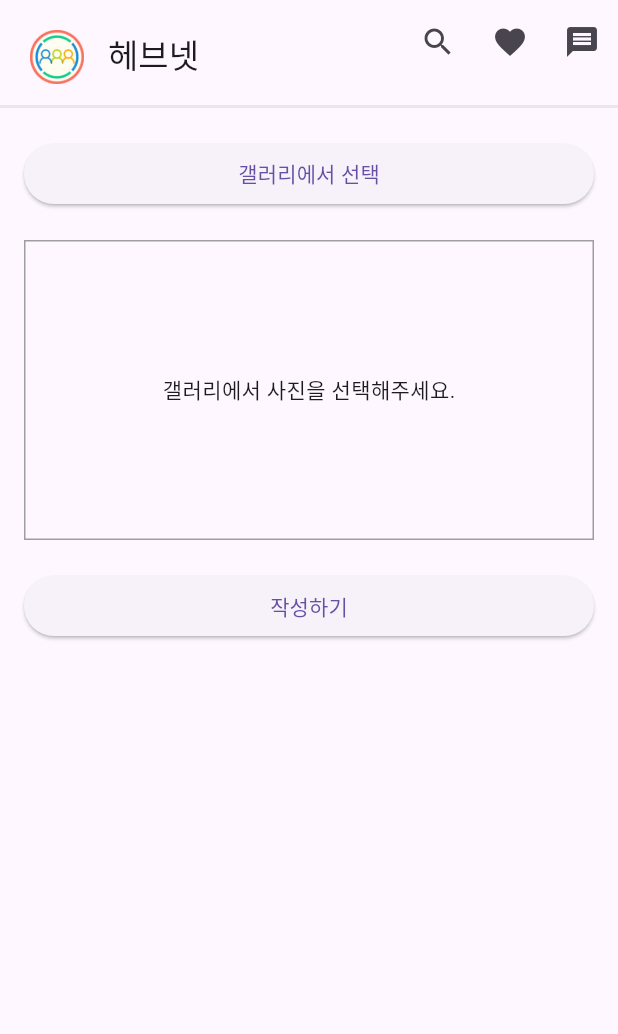
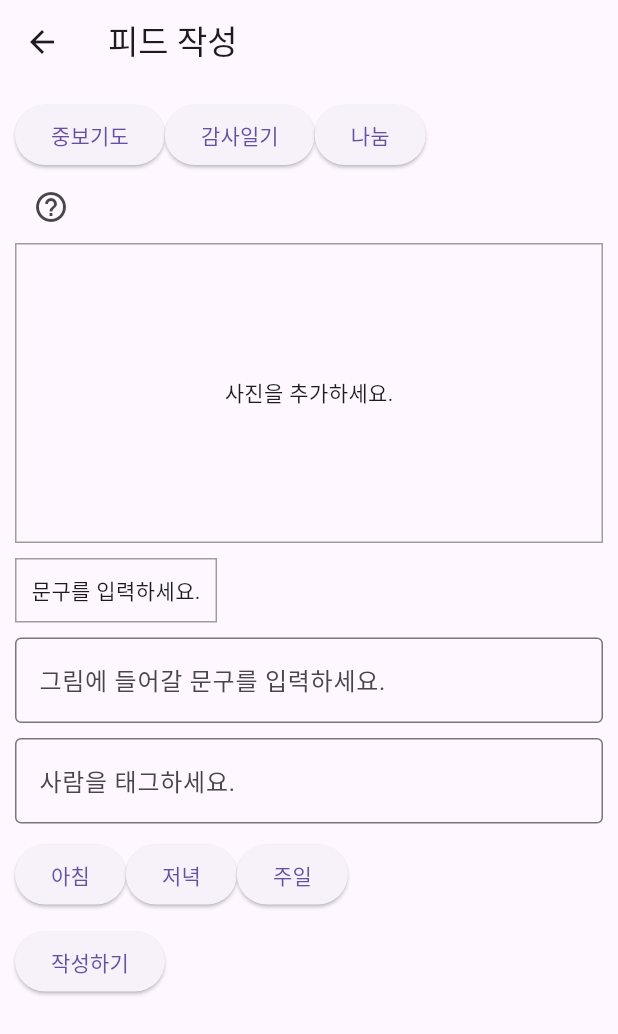
Before and after one commit to BJS0826/2024SNSPJT, a Flutter app: the CreateFeedPage screen opened directly, after a tap on "작성하기", on a phone screen of 412 x 824 dp. Shown: the top 1034 px of the screen. Run offline on Flutter 3.47's test engine with Material 3 defaults, Android fonts, the phone set to English and light mode, and no system bars; our stand-ins replace cloud_firestore, firebase_auth, firebase_core, image_picker; accounts and stored records are empty.

Commit message:
240116 2038 commit by BJS

```diff
--- a/lib/botnav/createfeed.dart
+++ b/lib/botnav/createfeed.dart
@@ -1,6 +1,7 @@
 import 'dart:io';
 import 'package:flutter/material.dart';
 import 'package:image_picker/image_picker.dart';
+import 'package:christian_sns/botnav/feeddetail.dart';
 
 class CreateFeedPage extends StatefulWidget {
   @override
@@ -10,6 +11,7 @@ class CreateFeedPage extends StatefulWidget {
 class _CreateFeedPageState extends State<CreateFeedPage> {
   String feedContent = '';
   File? selectedImage;
+  File? selectedBackgroundImage;
 
   Future<void> getImageFromGallery() async {
     final picker = ImagePicker();
@@ -19,6 +21,24 @@ class _CreateFeedPageState extends State<CreateFeedPage> {
         selectedImage = File(pickedImage.path);
       });
     }
+  }
+
+  Future<void> getBackgroundImageFromGallery() async {
+    final picker = ImagePicker();
+    final pickedImage = await picker.pickImage(source: ImageSource.gallery);
+    if (pickedImage != null) {
+      setState(() {
+        selectedBackgroundImage = File(pickedImage.path);
+      });
+    }
+  }
+
+  void navigateToFeedDetailPage() {
+    // FeedDetailPage로 이동하는 코드 작성
+    Navigator.push(
+      context,
+      MaterialPageRoute(builder: (context) => FeedDetailPage()),
+    );
   }
 
   @override
@@ -84,6 +104,14 @@ class _CreateFeedPageState extends State<CreateFeedPage> {
               child: Text('갤러리에서 선택'),
             ),
             SizedBox(height: 20),
+            ElevatedButton(
+              onPressed: () {
+                // "배경화면 선택" 버튼 동작
+                getBackgroundImageFromGallery();
+              },
+              child: Text('배경화면 선택'),
+            ),
+            SizedBox(height: 20),
             GestureDetector(
               onTap: () {
                 // 선택된 이미지 확대/축소 동작
@@ -108,6 +136,7 @@ class _CreateFeedPageState extends State<CreateFeedPage> {
               onPressed: () {
                 // 피드 작성 버튼 동작
                 // 피드 내용과 함께 작성된 피드를 서버에 전송하거나 다른 동작을 수행할 수 있습니다.
+                navigateToFeedDetailPage();
               },
               child: Text('작성하기'),
             ),
--- /dev/null
+++ b/lib/botnav/feeddetail.dart
@@ -0,0 +1,172 @@
+import 'package:flutter/material.dart';
+
+class FeedDetailPage extends StatefulWidget {
+  @override
+  _FeedDetailPageState createState() => _FeedDetailPageState();
+}
+
+class _FeedDetailPageState extends State<FeedDetailPage> {
+  String selectedCategory = '';
+  String selectedHashTag = '';
+
+  @override
+  Widget build(BuildContext context) {
+    return Scaffold(
+      appBar: AppBar(
+        title: Text('피드 작성'),
+      ),
+      body: SingleChildScrollView(
+        child: Padding(
+          padding: EdgeInsets.all(10.0),
+          child: Column(
+            mainAxisAlignment: MainAxisAlignment.start,
+            crossAxisAlignment: CrossAxisAlignment.start,
+            children: <Widget>[
+              Row(
+                children: [
+                  ElevatedButton(
+                    onPressed: () {
+                      setState(() {
+                        selectedCategory = '중보기도';
+                      });
+                    },
+                    child: Text('중보기도'),
+                    style: ElevatedButton.styleFrom(
+                      primary: selectedCategory == '중보기도' ? Colors.blue : null,
+                    ),
+                  ),
+                  ElevatedButton(
+                    onPressed: () {
+                      setState(() {
+                        selectedCategory = '감사일기';
+                      });
+                    },
+                    child: Text('감사일기'),
+                    style: ElevatedButton.styleFrom(
+                      primary: selectedCategory == '감사일기' ? Colors.blue : null,
+                    ),
+                  ),
+                  ElevatedButton(
+                    onPressed: () {
+                      setState(() {
+                        selectedCategory = '나눔';
+                      });
+                    },
+                    child: Text('나눔'),
+                    style: ElevatedButton.styleFrom(
+                      primary: selectedCategory == '나눔' ? Colors.blue : null,
+                    ),
+                  ),
+                ],
+              ),
+              IconButton(
+                icon: Icon(Icons.help_outline),
+                onPressed: () {},
+              ),
+              Container(
+                width: double.infinity,
+                height: 200.0,
+                decoration: BoxDecoration(
+                  border: Border.all(color: Colors.grey),
+                ),
+                child: Center(child: Text('사진을 추가하세요.')),
+              ),
+              SizedBox(height: 10.0),
+              GestureDetector(
+                onTap: () {
+                  Navigator.push(
+                    context,
+                    MaterialPageRoute(builder: (context) => NewTextPage()),
+                  );
+                },
+                child: Container(
+                  padding: EdgeInsets.all(10.0),
+                  decoration: BoxDecoration(
+                    border: Border.all(color: Colors.grey),
+                  ),
+                  child: Text('문구를 입력하세요.'),
+                ),
+              ),
+              SizedBox(height: 10.0),
+              TextField(
+                decoration: InputDecoration(
+                  border: OutlineInputBorder(),
+                  hintText: '그림에 들어갈 문구를 입력하세요.',
+                ),
+              ),
+              SizedBox(height: 10.0),
+              TextField(
+                decoration: InputDecoration(
+                  border: OutlineInputBorder(),
+                  hintText: '사람을 태그하세요.',
+                ),
+              ),
+              SizedBox(height: 10.0),
+              Row(
+                children: [
+                  ElevatedButton(
+                    onPressed: () {
+                      setState(() {
+                        selectedHashTag = '아침';
+                      });
+                    },
+                    child: Text('아침'),
+                    style: ElevatedButton.styleFrom(
+                      primary: selectedHashTag == '아침' ? Colors.blue : null,
+                    ),
+                  ),
+                  ElevatedButton(
+                    onPressed: () {
+                      setState(() {
+                        selectedHashTag = '저녁';
+                      });
+                    },
+                    child: Text('저녁'),
+                    style: ElevatedButton.styleFrom(
+                      primary: selectedHashTag == '저녁' ? Colors.blue : null,
+                    ),
+                  ),
+                  ElevatedButton(
+                    onPressed: () {
+                      setState(() {
+                        selectedHashTag = '주일';
+                      });
+                    },
+                    child: Text('주일'),
+                    style: ElevatedButton.styleFrom(
+                      primary: selectedHashTag == '주일' ? Colors.blue : null,
+                    ),
+                  ),
+                ],
+              ),
+              SizedBox(height: 10.0),
+              ElevatedButton(
+                onPressed: () {},
+                child: Text('작성하기'),
+              ),
+            ],
+          ),
+        ),
+      ),
+    );
+  }
+}
+
+class NewTextPage extends StatelessWidget {
+  @override
+  Widget build(BuildContext context) {
+    return Scaffold(
+      appBar: AppBar(
+        title: Text('피드 내용 작성'),
+      ),
+      body: Center(
+        child: TextField(
+          decoration: InputDecoration(
+            border: OutlineInputBorder(),
+            hintText: '문구를 입력하세요.',
+          ),
+        ),
+      ),
+    );
+  }
+}
```
Also changed, not shown: lib/botnav/board.dart (+84 -0 lines), lib/botnav/boardpost.dart (added, +68 -0 lines), lib/botnav/profile.dart (added, +165 -0 lines), lib/home.dart (+24 -0 lines), lib/botnav/editprofile.dart (added), lib/botnav/profiledetail.dart (added).
